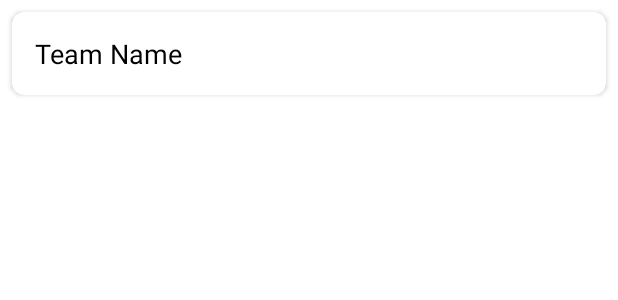
After one commit to sarthak-nik/CTMSnew, an Android app: the layout team_rv_item.xml on its own in the app's theme, with its tools: preview values and no code run, on a phone screen of 412 x 824 dp. The commit adds this screen. Shown: the top 300 px of the screen. Run offline under Robolectric (Android 15) with nearby library versions, the phone set to English and light mode, and no system bars.

Commit message:
Teams Recycler View Created

```diff
--- a/app/src/main/AndroidManifest.xml
+++ b/app/src/main/AndroidManifest.xml
@@ -11,6 +11,9 @@
         android:roundIcon="@mipmap/ic_launcher_round"
         android:supportsRtl="true"
         android:theme="@style/Theme.CTMS">
+        <activity
+            android:name=".TeamList"
+            android:exported="false" />
         <activity
             android:name=".PointsTable"
             android:exported="false" />
--- a/app/src/main/res/layout/activity_view_match_list.xml
+++ b/app/src/main/res/layout/activity_view_match_list.xml
@@ -20,12 +20,12 @@
             android:text="Points Table" />
 
         <Button
-            android:id="@+id/playerDetails"
+            android:id="@+id/teamDetails"
             android:layout_width="match_parent"
             android:layout_height="wrap_content"
             android:layout_margin="5dp"
             android:padding="15dp"
-            android:text="Player Details" />
+            android:text="Team Details" />
 
         <Button
             android:id="@+id/playTour"
--- /dev/null
+++ b/app/src/main/res/layout/team_rv_item.xml
@@ -0,0 +1,27 @@
+<?xml version="1.0" encoding="utf-8"?>
+<androidx.cardview.widget.CardView
+    xmlns:android="http://schemas.android.com/apk/res/android"
+    xmlns:app="http://schemas.android.com/apk/res-auto"
+    android:layout_width="match_parent"
+    android:layout_height="wrap_content"
+    android:layout_margin="8dp"
+    android:elevation="8dp"
+    app:cardCornerRadius="8dp">
+
+    <RelativeLayout
+        android:layout_width="match_parent"
+        android:layout_height="wrap_content">
+
+        <!--text view for our team name-->
+        <TextView
+            android:id="@+id/idTVteamName"
+            android:layout_width="match_parent"
+            android:layout_height="wrap_content"
+            android:padding="15dp"
+            android:text="Team Name"
+            android:textColor="@color/black"
+            android:textSize="18sp" />
+
+    </RelativeLayout>
+
+</androidx.cardview.widget.CardView>
```
Also changed, not shown: app/src/main/java/com/anusarwant/ctms/TeamAdapter.java (added, +59 -0 lines), app/src/main/java/com/anusarwant/ctms/TeamList.java (added, +87 -0 lines), app/src/main/java/com/anusarwant/ctms/ViewMatchList.java (+10 -1 lines), app/src/main/res/layout/activity_team_list.xml (added, +14 -0 lines).
